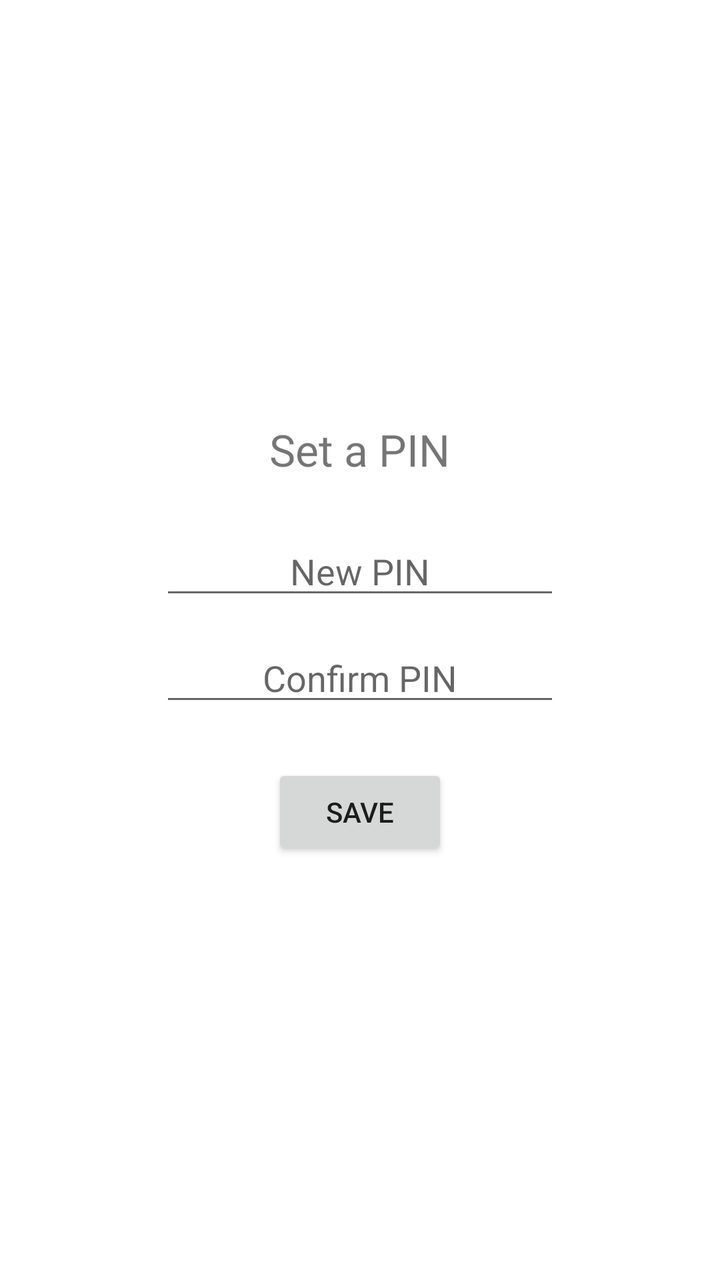
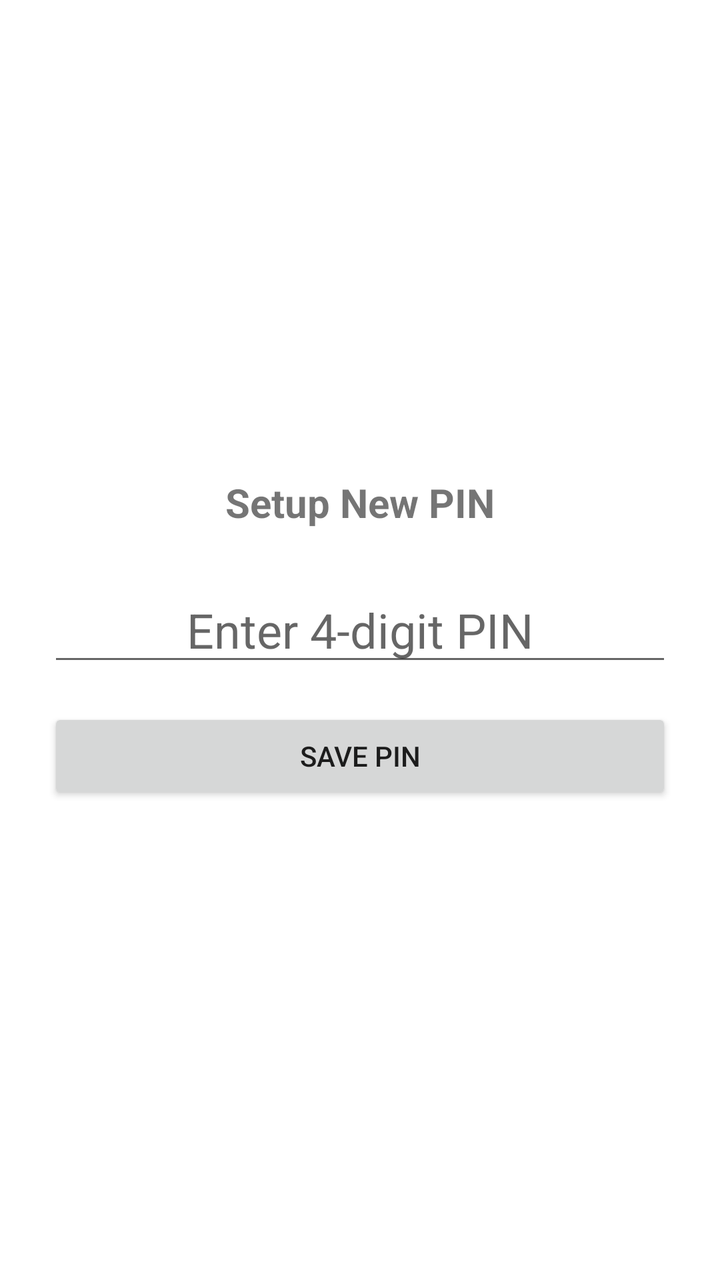

An Android layout rendered at two revisions. The XML below is the earlier revision; the diff shows what the commit changed to produce the second picture.
<!-- AndroidManifest.xml: application theme Theme.AppLock -->
<!-- res/layout/activity_pin_setup.xml -->
<?xml version="1.0" encoding="utf-8"?>
<LinearLayout xmlns:android="http://schemas.android.com/apk/res/android"
    android:layout_width="match_parent"
    android:layout_height="match_parent"
    android:orientation="vertical"
    android:gravity="center"
    android:padding="32dp">

    <TextView
        android:id="@+id/tvTitle"
        android:layout_width="wrap_content"
        android:layout_height="wrap_content"
        android:text="Set a PIN"
        android:textSize="22sp"
        android:layout_marginBottom="24dp" />

    <EditText
        android:id="@+id/etPin1"
        android:layout_width="200dp"
        android:layout_height="wrap_content"
        android:hint="New PIN"
        android:inputType="numberPassword"
        android:gravity="center"
        android:maxLength="8" />

    <EditText
        android:id="@+id/etPin2"
        android:layout_width="200dp"
        android:layout_height="wrap_content"
        android:hint="Confirm PIN"
        android:inputType="numberPassword"
        android:gravity="center"
        android:layout_marginTop="12dp"
        android:maxLength="8" />

    <Button
        android:id="@+id/btnSave"
        android:layout_width="wrap_content"
        android:layout_height="wrap_content"
        android:text="Save"
        android:layout_marginTop="24dp" />

</LinearLayout>
<!-- resources referenced by this layout -->
<resources>
  <style name="Theme.AppLock" parent="Theme.MaterialComponents.DayNight.DarkActionBar" />
</resources>

<!-- the commit's change to res/layout/activity_pin_setup.xml (unified diff, before → after) -->
@@ -4,40 +4,31 @@
     android:layout_height="match_parent"
     android:orientation="vertical"
     android:gravity="center"
-    android:padding="32dp">
+    android:padding="24dp">
 
     <TextView
-        android:id="@+id/tvTitle"
         android:layout_width="wrap_content"
         android:layout_height="wrap_content"
-        android:text="Set a PIN"
-        android:textSize="22sp"
+        android:text="Setup New PIN"
+        android:textSize="20sp"
+        android:textStyle="bold"
         android:layout_marginBottom="24dp" />
 
     <EditText
-        android:id="@+id/etPin1"
-        android:layout_width="200dp"
+        android:id="@+id/etPin"
+        android:layout_width="match_parent"
         android:layout_height="wrap_content"
-        android:hint="New PIN"
+        android:hint="Enter 4-digit PIN"
         android:inputType="numberPassword"
+        android:maxLength="4"
         android:gravity="center"
-        android:maxLength="8" />
-
-    <EditText
-        android:id="@+id/etPin2"
-        android:layout_width="200dp"
-        android:layout_height="wrap_content"
-        android:hint="Confirm PIN"
-        android:inputType="numberPassword"
-        android:gravity="center"
-        android:layout_marginTop="12dp"
-        android:maxLength="8" />
+        android:textSize="24sp"
+        android:layout_marginBottom="16dp" />
 
     <Button
-        android:id="@+id/btnSave"
-        android:layout_width="wrap_content"
+        android:id="@+id/btnSavePin"
+        android:layout_width="match_parent"
         android:layout_height="wrap_content"
-        android:text="Save"
-        android:layout_marginTop="24dp" />
+        android:text="Save PIN" />
 
 </LinearLayout>
